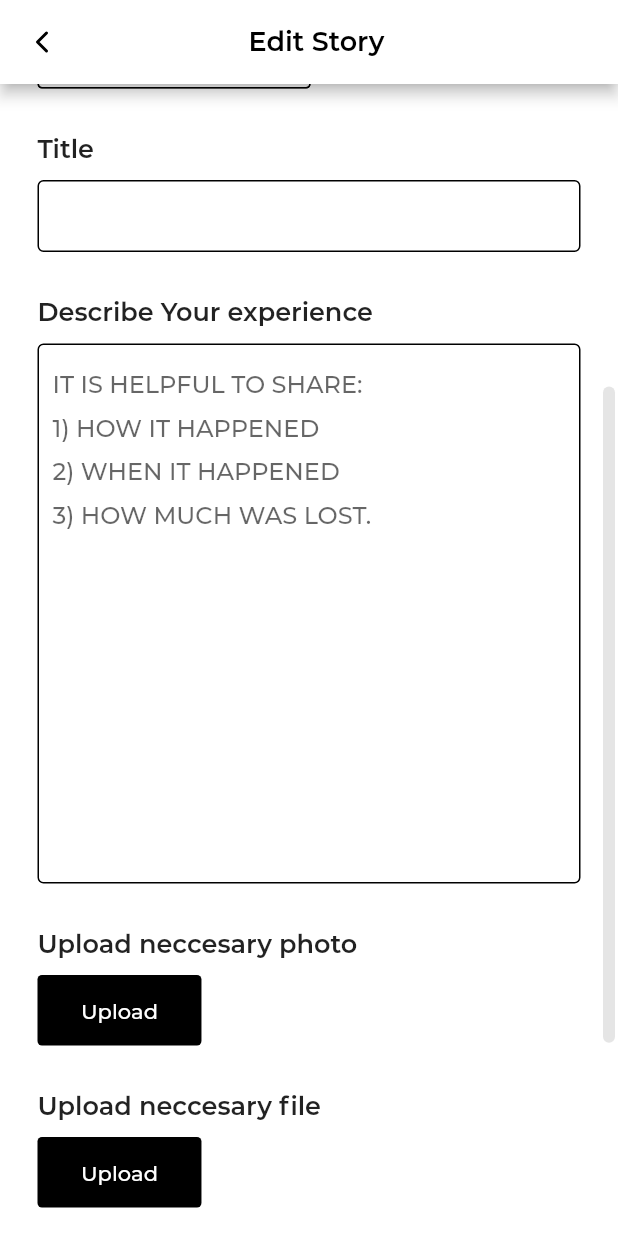
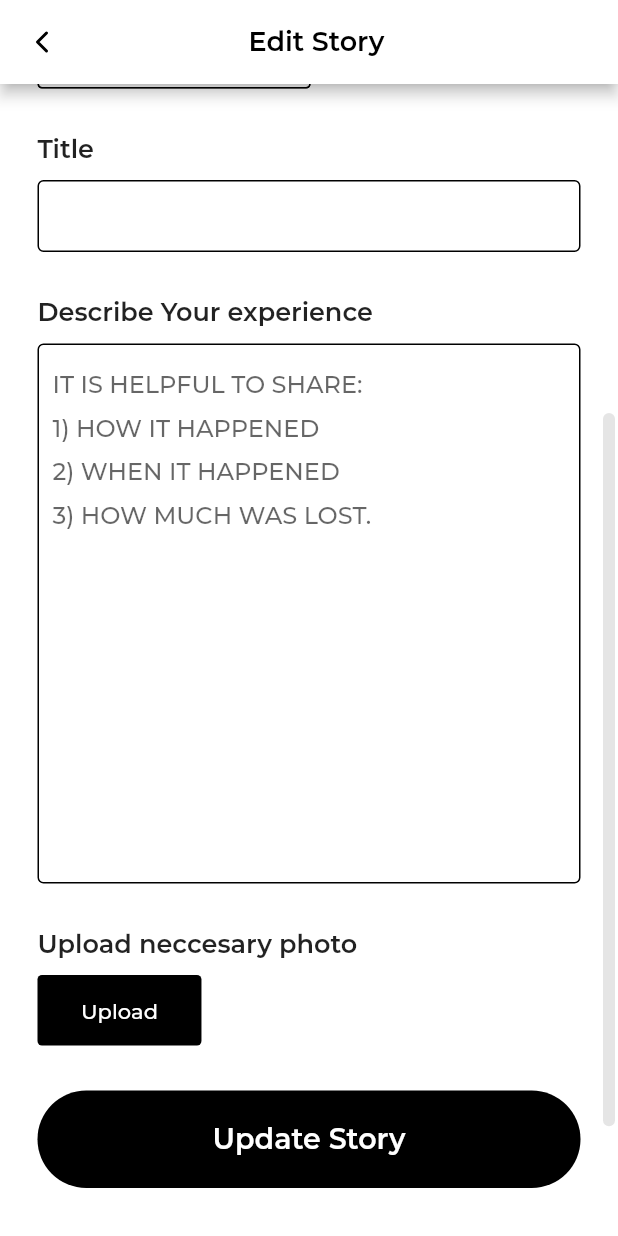
Before and after one commit to fridaychukwuamaka/scam_stories_app, a Flutter app: the EditPostScreen screen opened directly with empty values, scrolled down 354 dp, on a phone screen of 412 x 824 dp. Run offline on Flutter 3.47's test engine with Material 2 defaults, Android fonts, the phone set to English and light mode, and no system bars; our stand-ins replace cached_network_image, cloud_firestore, firebase_auth, firebase_core, firebase_storage, flutter_feather_icons and 3 more; accounts and stored records are empty; statements that could not run were skipped; project files that could hold a hidden picture were left out.

Commit message:
SharedPreference update

```diff
--- a/lib/constants/constants.dart
+++ b/lib/constants/constants.dart
@@ -1,7 +1,2 @@
 export 'app_themes.dart';
 export 'routes/app_pages.dart';
-
-import 'package:get_storage/get_storage.dart';
-
-final box = GetStorage();
-final String userId = box.read('userId') ?? '';
--- a/lib/controller/comment_controller.dart
+++ b/lib/controller/comment_controller.dart
@@ -4,6 +4,7 @@ import 'package:get/get.dart';
 import 'package:scam_stories_app/constants/constants.dart';
 import 'package:scam_stories_app/model/comment.dart';
 import 'package:scam_stories_app/services/comment_services.dart';
+import 'package:scam_stories_app/services/my_pref.dart';
 
 CommentServices _commentServices = CommentServices();
 
@@ -11,6 +12,7 @@ class CommentController extends GetxController {
   TextEditingController comment = TextEditingController();
 
   postComment(String reportId) async {
+    var userId = MyPref.userId.val;
     if (userId.isEmpty) {
       Get.toNamed(Routes.login);
     } else if (comment.text.isNotEmpty) {
--- a/lib/controller/profile_controller.dart
+++ b/lib/controller/profile_controller.dart
@@ -1,5 +1,5 @@
 import 'package:get/get.dart';
-import 'package:scam_stories_app/constants/constants.dart';
+import 'package:scam_stories_app/services/my_pref.dart';
 import 'package:scam_stories_app/services/user_service.dart';
 import 'package:scam_stories_app/utils/image_utils.dart';
 
@@ -7,6 +7,7 @@ UserService _userService = UserService();
 
 class ProfileController extends GetxController {
   Future<void> uploadImage() async {
+     var userId = MyPref.userId.val;
     var image = await ImageUtils.selectImage();
 
     var url = await ImageUtils.uploadImage(image);
--- a/lib/main.dart
+++ b/lib/main.dart
@@ -2,7 +2,6 @@ import 'package:firebase_core/firebase_core.dart';
 import 'package:flutter/material.dart';
 import 'package:get/get.dart';
 import 'package:get_storage/get_storage.dart';
-
 import 'constants/constants.dart';
 
 Future<void> main() async {
@@ -23,7 +22,7 @@ class MyApp extends StatelessWidget {
   @override
   Widget build(BuildContext context) {
     return GetMaterialApp(
-      title: 'Scam App',
+      title: 'Scam News App',
       debugShowCheckedModeBanner: false,
       theme: AppThemes.lightTheme,
       initialRoute: Routes.home,
--- a/lib/middlewares/auth_guard.dart
+++ b/lib/middlewares/auth_guard.dart
@@ -1,6 +1,7 @@
 import 'package:flutter/material.dart';
 import 'package:get/get.dart';
 import 'package:scam_stories_app/constants/constants.dart';
+import 'package:scam_stories_app/services/my_pref.dart';
 
 class AuthGuard extends GetMiddleware {
 //   The default is 0 but you can update it to any number. Please ensure you match the priority based
@@ -10,8 +11,8 @@ class AuthGuard extends GetMiddleware {
 
   @override
   RouteSettings? redirect(String? route) {
-    print(box.hasData('userId'));
-    if (box.hasData('userId')) return null;
+    // print(box.read('userId'));
+    if (MyPref.userId.val.isNotEmpty) return null;
     return RouteSettings(name: Routes.login);
   }
 }
--- /dev/null
+++ b/lib/services/my_pref.dart
@@ -0,0 +1,13 @@
+import 'package:get_storage/get_storage.dart';
+
+class MyPref {
+  static final _box = () => GetStorage('MyPref');
+
+  static final userId = ReadWriteValue('userId', '', _box);
+  static final authToken = ReadWriteValue('auth-token', '', _box);
+
+ static clearBoxes() {
+    userId.val = '';
+    authToken.val = '';
+  }
+}
--- a/lib/services/story_services.dart
+++ b/lib/services/story_services.dart
@@ -3,6 +3,7 @@ import 'package:firebase_auth/firebase_auth.dart';
 import 'package:get/get.dart';
 import 'package:scam_stories_app/constants/constants.dart';
 import 'package:scam_stories_app/model/story.dart';
+import 'package:scam_stories_app/services/my_pref.dart';
 
 import 'api_status.dart';
 
@@ -55,6 +56,7 @@ class StoryServices {
   }
 
   bookMarkStory(Story story) async {
+     var userId = MyPref.userId.val;
     if (userId.isNotEmpty) {
       try {
         await _bookmark.doc().set({
--- a/lib/utils/image_utils.dart
+++ b/lib/utils/image_utils.dart
@@ -17,13 +17,13 @@ class ImageUtils {
       var url = await sentImage.ref.getDownloadURL();
       print(url);
 
-      AppThemes.snackBar('Image Uploaded Succefully');
+      AppThemes.snackBar('Image Uploaded Succefully', inverted: true);
       return url;
     } catch (e) {
       firebase_storage.FirebaseException? error;
       error = e as firebase_storage.FirebaseException?;
 
-      AppThemes.snackBar(error!.message);
+      AppThemes.snackBar(error!.message, inverted: true);
       throw (e);
     }
   }
--- a/lib/view/screens/bookmark_screen.dart
+++ b/lib/view/screens/bookmark_screen.dart
@@ -4,6 +4,7 @@ import 'package:flutter_feather_icons/flutter_feather_icons.dart';
 import 'package:get/get.dart';
 import 'package:scam_stories_app/constants/constants.dart';
 import 'package:scam_stories_app/model/story.dart';
+import 'package:scam_stories_app/services/my_pref.dart';
 import 'package:scam_stories_app/view/screens/news_screen.dart';
 import 'package:scam_stories_app/view/widgets/news_horizontal_tile.dart';
 
@@ -17,6 +18,7 @@ class BookMarkScreen extends StatelessWidget {
 
   @override
   Widget build(BuildContext context) {
+       final userId = MyPref.userId.val;
     return Scaffold(
       appBar: AppBar(
         // elevation: 0,
--- a/lib/view/screens/home_screen.dart
+++ b/lib/view/screens/home_screen.dart
@@ -8,7 +8,6 @@ import 'package:scam_stories_app/controller/app_bar_controller.dart';
 import 'package:scam_stories_app/model/story.dart';
 import 'package:scam_stories_app/view/screens/story/more_stories_screen.dart';
 import 'package:scam_stories_app/view/screens/news_screen.dart';
-import 'package:scam_stories_app/view/screens/profile_screen.dart';
 import 'package:scam_stories_app/view/widgets/app_bottom_bar.dart';
 import 'package:scam_stories_app/view/widgets/news_horizontal_tile.dart';
 import 'package:cached_network_image/cached_network_image.dart';
@@ -407,7 +406,7 @@ class _HomeScreenState extends State<HomeScreen> {
         title: Padding(
           padding: EdgeInsets.only(left: 8),
           child: Text(
-            'SCAM',
+            'SCAM STORIES',
             style: TextStyle(
               color: Colors.black,
               fontFamily: 'Montserrat',
--- a/lib/view/screens/news_screen.dart
+++ b/lib/view/screens/news_screen.dart
@@ -7,6 +7,7 @@ import 'package:intl/intl.dart';
 import 'package:scam_stories_app/constants/constants.dart';
 import 'package:scam_stories_app/controller/story_controller.dart';
 import 'package:scam_stories_app/model/story.dart';
+import 'package:scam_stories_app/services/my_pref.dart';
 import 'package:scam_stories_app/view/widgets/commentModal.dart';
 
 final CollectionReference bookmark =
@@ -31,6 +32,7 @@ class NewsScreen extends StatefulWidget {
 
 class _NewsScreenState extends State<NewsScreen> {
   ScrollController _scrollController = ScrollController();
+     final userId = MyPref.userId.val;
   double _scrollOfset = 0;
   List scamTypes = [];
 
--- a/lib/view/screens/profile_screen.dart
+++ b/lib/view/screens/profile_screen.dart
@@ -6,6 +6,7 @@ import 'package:get/get.dart';
 import 'package:scam_stories_app/constants/constants.dart';
 import 'package:scam_stories_app/controller/auth_controller.dart';
 import 'package:scam_stories_app/controller/profile_controller.dart';
+import 'package:scam_stories_app/services/my_pref.dart';
 import 'package:scam_stories_app/view/screens/bookmark_screen.dart';
 import 'package:scam_stories_app/view/screens/story/my_story.dart';
 import 'package:scam_stories_app/view/screens/story/write_post_screen.dart';
@@ -18,6 +19,7 @@ class ProfileScreen extends StatelessWidget {
 
   final authCont = Get.put(AuthController());
   final profileCont = Get.put(ProfileController());
+     final userId = MyPref.userId.val;
 
   @override
   Widget build(BuildContext context) {
@@ -165,7 +167,7 @@ class ProfileScreen extends StatelessWidget {
             height: 32,
           ),
           ProfileScreenLink(
-            title: 'My Story',
+            title: 'My Stories',
             icon: FeatherIcons.bookOpen,
             onTap: () {
               Get.to(
--- a/lib/view/screens/story/edit_stories_screen.dart
+++ b/lib/view/screens/story/edit_stories_screen.dart
@@ -216,40 +216,13 @@ class _EditPostScreenState extends State<EditPostScreen> {
             children: [
               Container(
                 padding: EdgeInsets.symmetric(horizontal: 29, vertical: 15),
+                child: InkWell(
+                    onTap: () async => await storyCont.getImage(),
                   child: Text(
                     'Upload',
                     style: TextStyle(
                       color: Colors.white,
                     ),
-                ),
-                decoration: BoxDecoration(
-                  color: Colors.black,
-                  borderRadius: BorderRadius.circular(3),
-                ),
-              ),
-            ],
-          ),
-          SizedBox(
-            height: 30,
-          ),
-          Text(
-            'Upload neccesary file',
-            style: TextStyle(
-              fontSize: 17,
-              fontWeight: FontWeight.w600,
-            ),
-          ),
-          SizedBox(
-            height: 10,
-          ),
-          Row(
-            children: [
-              Container(
-                padding: EdgeInsets.symmetric(horizontal: 29, vertical: 15),
-                child: Text(
-                  'Upload',
-                  style: TextStyle(
-                    color: Colors.white,
                   ),
                 ),
                 decoration: BoxDecoration(
--- a/lib/view/screens/story/my_story.dart
+++ b/lib/view/screens/story/my_story.dart
@@ -4,6 +4,7 @@ import 'package:flutter_feather_icons/flutter_feather_icons.dart';
 import 'package:get/get.dart';
 import 'package:scam_stories_app/constants/constants.dart';
 import 'package:scam_stories_app/model/story.dart';
+import 'package:scam_stories_app/services/my_pref.dart';
 import 'package:scam_stories_app/view/screens/news_screen.dart';
 import 'package:scam_stories_app/view/widgets/my_stories_tile.dart';
 
@@ -17,6 +18,7 @@ class MyStories extends StatelessWidget {
 
   @override
   Widget build(BuildContext context) {
+       final userId = MyPref.userId.val;
     return Scaffold(
       appBar: AppBar(
         centerTitle: true,
--- a/lib/view/widgets/commentModal.dart
+++ b/lib/view/widgets/commentModal.dart
@@ -88,6 +88,7 @@ class CommentModal extends StatelessWidget {
                                       );
                                       return CommentTile(
                                         comment: comment,
+
                                       );
                                     } else {
                                       return SizedBox.shrink();
--- a/lib/view/widgets/my_stories_tile.dart
+++ b/lib/view/widgets/my_stories_tile.dart
@@ -28,7 +28,7 @@ class MyStoriesTile extends StatelessWidget {
     return GestureDetector(
       onTap: onPressed,
       child: Padding(
-        padding: const EdgeInsets.only(bottom: 35, right: 25),
+        padding: const EdgeInsets.only(bottom: 45, right: 25),
         child: Row(
           children: [
             story.img!.isNotEmpty
```
Also changed, not shown: lib/controller/auth_controller.dart (+8 -8 lines), lib/controller/story_controller.dart (+7 -1 lines), lib/view/widgets/news_horizontal_tile.dart (+39 -25 lines), 5 other files. Lines whose indentation alone changed are shown as unchanged.
